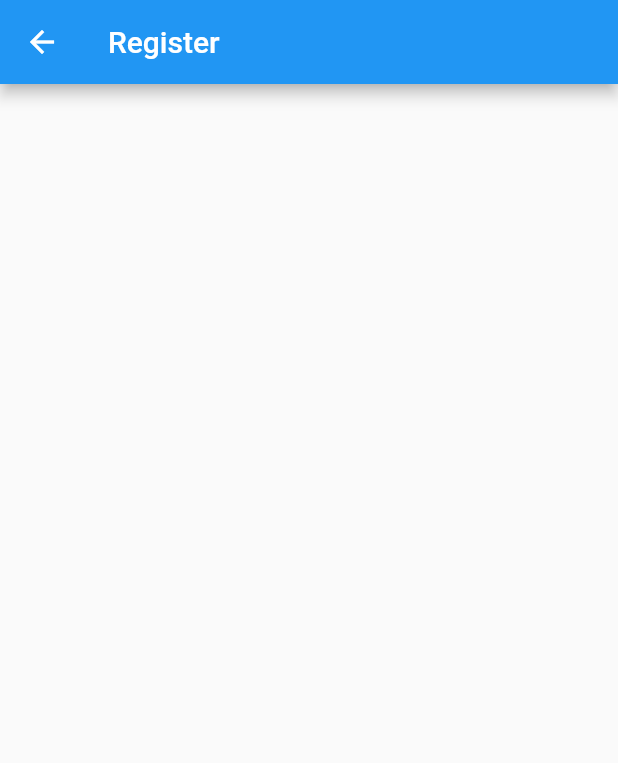
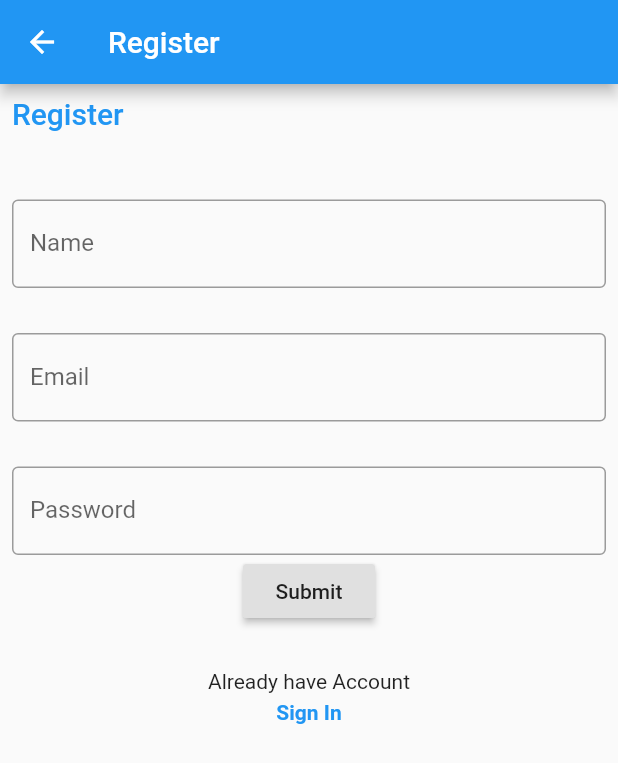
Before and after one commit to mridul82/flutter-frontend, a Flutter app: the RegisterPage screen opened directly, on a phone screen of 412 x 824 dp. Shown: the top 763 px of the screen. Run offline on Flutter 3.47's test engine with Material 2 defaults, Android fonts, the phone set to English and light mode, and no system bars.

Commit message:
registration page added

```diff
--- a/lib/Screens/RegisterPage.dart
+++ b/lib/Screens/RegisterPage.dart
@@ -1,12 +1,125 @@
 import 'package:flutter/material.dart';
 
 class RegisterPage extends StatelessWidget {
+  final _formKey = GlobalKey<FormState>();
   @override
   Widget build(BuildContext context) {
     return Scaffold(
       appBar: AppBar(
         title: Text('Register'),
       ),
+      body: Container(
+        alignment: Alignment.center,
+        child: ListView(
+          children: <Widget>[
+            Padding(
+              padding: const EdgeInsets.all(8.0),
+              child: Text(
+                'Register',
+                style: TextStyle(
+                  color: Colors.blue,
+                  fontWeight: FontWeight.w500,
+                  fontSize: 20.0,
+                ),
+              ),
+            ),
+            SizedBox(
+              height: 30.0,
+            ),
+            Form(
+              child: Padding(
+                padding: const EdgeInsets.all(8.0),
+                child: Column(
+                  children: <Widget>[
+                    TextFormField(
+                      validator: (value) {
+                        if (value.isEmpty) {
+                          return 'Please enter some text';
+                        }
+                        return null;
+                      },
+                      decoration: InputDecoration(
+                          labelText: 'Name',
+                          border: OutlineInputBorder(
+                            borderSide: BorderSide(),
+                          )),
+                    ),
+                    SizedBox(
+                      height: 30,
+                    ),
+                    TextFormField(
+                      validator: (value) {
+                        if (value.isEmpty) {
+                          return 'Please enter some text';
+                        }
+                        return null;
+                      },
+                      decoration: InputDecoration(
+                          labelText: 'Email',
+                          border: OutlineInputBorder(
+                            borderSide: BorderSide(),
+                          )),
+                    ),
+                    SizedBox(
+                      height: 30,
+                    ),
+                    TextFormField(
+                      obscureText: true,
+                      validator: (value) {
+                        if (value.isEmpty) {
+                          return 'Please enter password';
+                        }
+                        return null;
+                      },
+                      decoration: InputDecoration(
+                          labelText: 'Password',
+                          border: OutlineInputBorder(
+                            borderSide: BorderSide(),
+                          )),
+                    ),
+                    RaisedButton(
+                      onPressed: () {
+                        if (_formKey.currentState.validate()) {
+                          Scaffold.of(context).showSnackBar(
+                              SnackBar(content: Text('Processing Data')));
+                        }
+                      },
+                      child: Text('Submit'),
+                    )
+                  ],
+                ),
+              ),
+              key: _formKey,
+            ),
+            SizedBox(
+              height: 10.0,
+            ),
+            Container(
+              padding: EdgeInsets.all(10.0),
+              child: Column(
+                children: <Widget>[
+                  Text('Already have Account'),
+                  SizedBox(
+                    height: 5.0,
+                  ),
+                  GestureDetector(
+                    onTap: () {
+                      Navigator.pop(context);
+                    },
+                    child: Text(
+                      'Sign In',
+                      style: TextStyle(
+                        fontWeight: FontWeight.bold,
+                        color: Colors.blue,
+                      ),
+                    ),
+                  ),
+                ],
+              ),
+            ),
+          ],
+        ),
+      ),
     );
   }
 }
```
Also changed, not shown: lib/Screens/HomePage.dart (+5 -3 lines).
